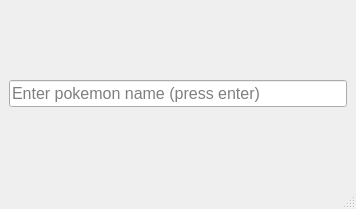
Above: main.ui from BrianHammond/Pokemon_REST_API_Getter before the change. Below: the same form after it.
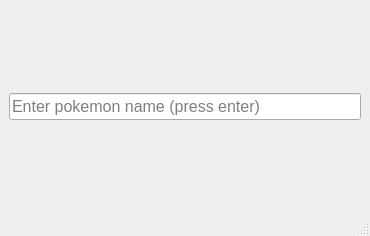
That is the form after the change.

```diff
--- a/main.ui
+++ b/main.ui
@@ -6,8 +6,8 @@
    <rect>
     <x>0</x>
     <y>0</y>
-    <width>356</width>
-    <height>209</height>
+    <width>370</width>
+    <height>236</height>
    </rect>
   </property>
   <property name="windowTitle">
```
Left out of the diff: 2 changed lines with no effect on the pictures.
